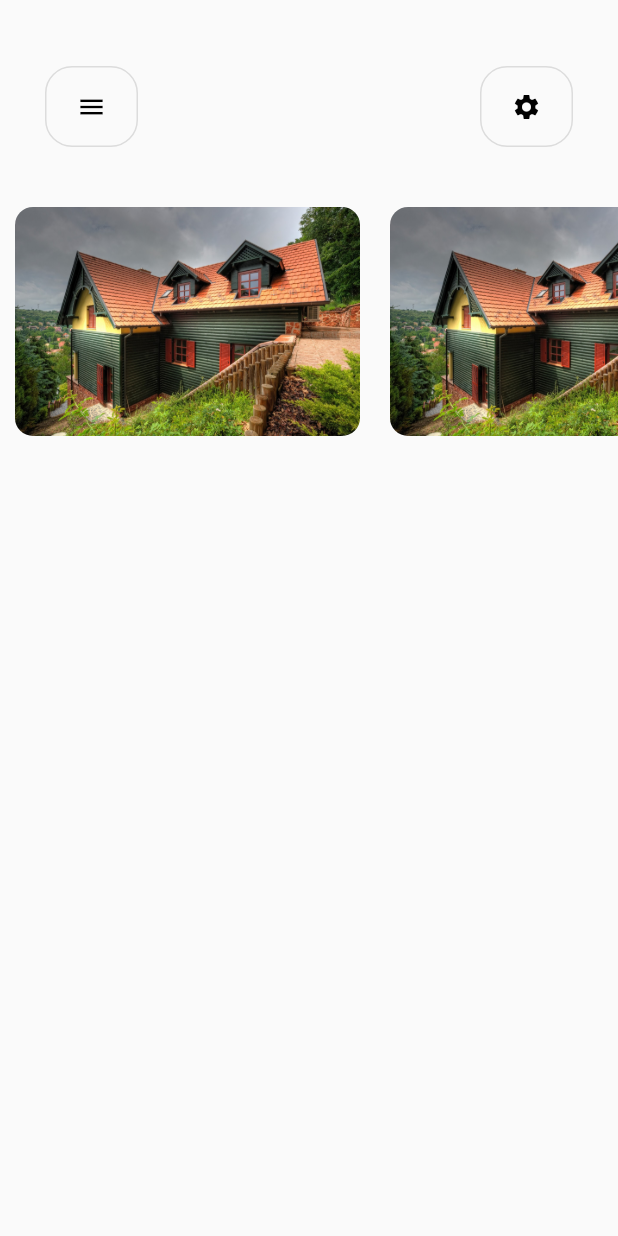
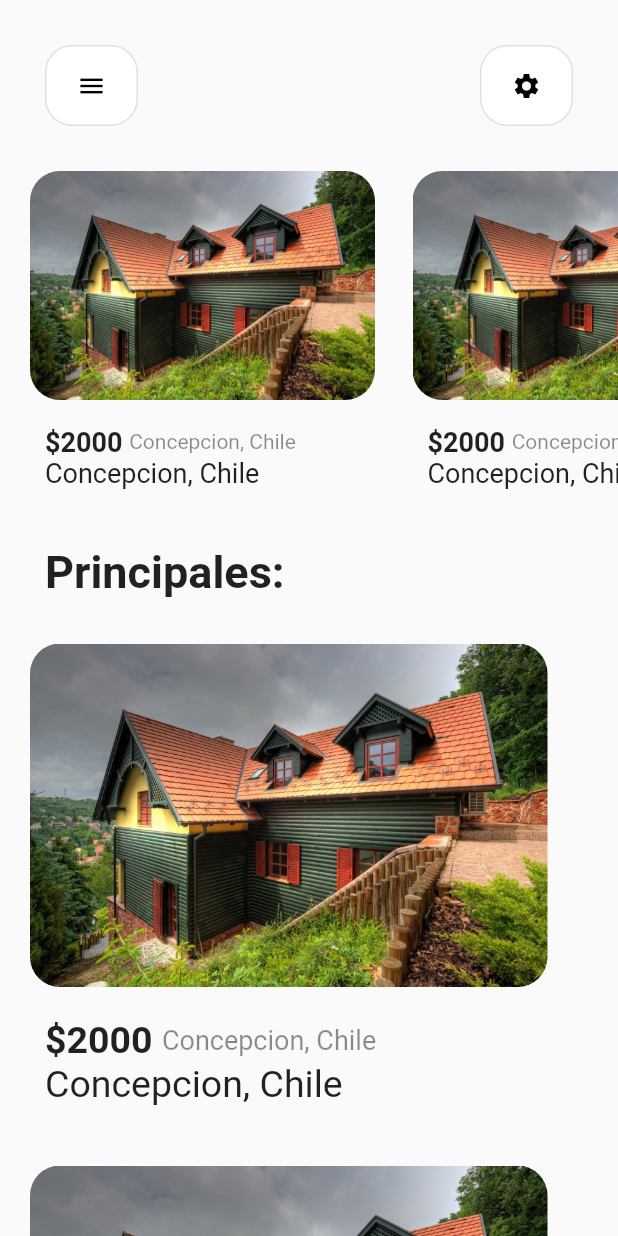
Before and after one commit to Matish1/app-test, a Flutter app: the screen it shows after launch, on a phone screen of 412 x 824 dp. Run offline on Flutter 3.47's test engine with Material 2 defaults, Android fonts, the phone set to English and light mode, and no system bars.

Commit message:
temrino del diseño de la app

```diff
--- a/app/lib/main.dart
+++ b/app/lib/main.dart
@@ -1,6 +1,7 @@
+import 'package:app/src/detail_page.dart';
 import 'package:flutter/material.dart';
 import 'src/home_page.dart';
-
+import 'src/detail_page.dart';
 void main() {
   runApp(MyApp());
 }
--- a/app/lib/src/home_page.dart
+++ b/app/lib/src/home_page.dart
@@ -1,5 +1,7 @@
 import 'package:flutter/cupertino.dart';
 import 'package:flutter/material.dart';
+
+
 
 class HomePage extends StatelessWidget {
   const HomePage({Key? key}) : super(key: key);
@@ -7,58 +9,115 @@ class HomePage extends StatelessWidget {
   @override
   Widget build(BuildContext context) {
     return Scaffold(
-      body: body_content(),
+      body: body_content(context),
     );
   }
 
-  Widget body_content() {
+  Widget body_content(BuildContext context) {
     return Container(
-      child: Column(
-        children: [
-          header_menu(),
-          scroll_horizontal(),
-        ],
+      height: MediaQuery.of(context).size.height,
+      width: MediaQuery.of(context).size.width,
+      child: Expanded(
+        child: ListView(
+          children: [
+            header_menu(),
+            scroll_horizontal(context),
+            Container(
+              margin: EdgeInsetsDirectional.only(start: 30,bottom: 30),
+              child: Text("Principales:",style: TextStyle(fontSize: 30,fontWeight: FontWeight.bold),)
+            ),
+            vertical_cards(context),
+          ],
+          scrollDirection: Axis.vertical,
+        ),
       ),
     );
   }
 
   Widget header_menu() {
     return Container(
-      margin: EdgeInsets.only(top: 14),
       child: Row(
         children: [
-          brn_desing(Icons.menu, Colors.black),
+          brn_desing(Icons.menu, Colors.black,Colors.white),
           Spacer(),
-          brn_desing(Icons.settings, Colors.black),
+          brn_desing(Icons.settings, Colors.black,Colors.white),
         ],
       ),
     );
   }
 
+  Widget vertical_cards(BuildContext context) {
+    return Container(
+        child: Expanded(
+         child: Column(
+          children: [
+            desing_card(desing_image('assets/casa.jpg',345,250),text_card(25, 18, 25,40)),
+            desing_card(desing_image('assets/casa.jpg',345,250),text_card(25, 18, 25,40)),
+            desing_card(desing_image('assets/casa.jpg',345,250),text_card(25, 18, 25,40)),
+          ],
+        ),
+        ),
+    );
+  }
+
   // en el futuro hcaer la configuracion dinamica con el builder
-  Widget scroll_horizontal() {
+  Widget scroll_horizontal(BuildContext context) {
     return Container(
-      child: Expanded(
+      height: 250,
+      width: MediaQuery.of(context).size.width,
         child: ListView(
           children: [
-            desing_image('assets/casa.jpg'),
-            desing_image('assets/casa.jpg'),
-            desing_image('assets/casa.jpg'),
-            desing_image('assets/casa.jpg'),
-            desing_image('assets/casa.jpg'),
-            desing_image('assets/casa.jpg'),
+            desing_card(desing_image('assets/casa.jpg',230,170),text_card(18, 14, 18,10)),
+            desing_card(desing_image('assets/casa.jpg',230,170),text_card(18, 14, 18,10)),
+            desing_card(desing_image('assets/casa.jpg',230,170),text_card(18, 14, 18,10)),
+            desing_card(desing_image('assets/casa.jpg',230,170),text_card(18, 14, 18,10)),
           ],
           scrollDirection: Axis.horizontal,
         ),
+    );
+  }
+
+
+
+
+  Widget desing_card(Widget image,Widget text) {
+    return Container(
+      margin: EdgeInsetsDirectional.only(end: 5,start: 20),
+      child: Column(
+        crossAxisAlignment: CrossAxisAlignment.start,
+        children: [
+          image,
+          text,
+        ],
       ),
     );
   }
+
+  Widget text_card(double size_price_font,double size_title_font,double size_subtitle_font,double bottom_data){
+    return Container(
+      margin: EdgeInsetsDirectional.only(start: 10,bottom: bottom_data),
+      child: Column(
+        crossAxisAlignment: CrossAxisAlignment.start,
+        children: [
+          Row(
+            children: [
+              Text(new String.fromCharCodes(new Runes('\u0024')) + "2000 ",style: TextStyle(fontSize: size_price_font,fontWeight: FontWeight.bold),),
+              Text("Concepcion, Chile",style: TextStyle(fontSize: size_title_font,color: Colors.black45),),
+            ],
+          ),
+          Text("Concepcion, Chile",style: TextStyle(fontSize: size_subtitle_font,),),
+        ],
+      ),
+    );
+  }
+
   // Estos son Widgets Creados
 
-  Widget brn_desing(IconData icon_name, Color color) {
+  Widget brn_desing(IconData icon_name, Color color,Color color_background) {
     return Container(
       margin: EdgeInsets.all(30),
       decoration: BoxDecoration(
+        color: color_background,
         borderRadius: BorderRadius.circular(18.0),
         border: Border.all(color: Colors.black12),
       ),
@@ -73,15 +132,15 @@ class HomePage extends StatelessWidget {
     );
   }
 
-  Widget desing_image(image_name) {
+
+  Widget desing_image(image_name,double width_data,double height_data) {
     return Container(
-      height: 180,
-      width: 230,
-      margin: EdgeInsetsDirectional.all(10),
+      height: height_data,
+      width: width_data,
       child: Column(
         children: [
           ClipRRect(
-            borderRadius: BorderRadius.circular(12.0),
+            borderRadius: BorderRadius.circular(20.0),
             child: Image(
               fit: BoxFit.fill,
               image: AssetImage(image_name),
```
Also changed, not shown: app/lib/src/detail_page.dart (added, +183 -0 lines), app/pubspec.lock, 1 other file.
